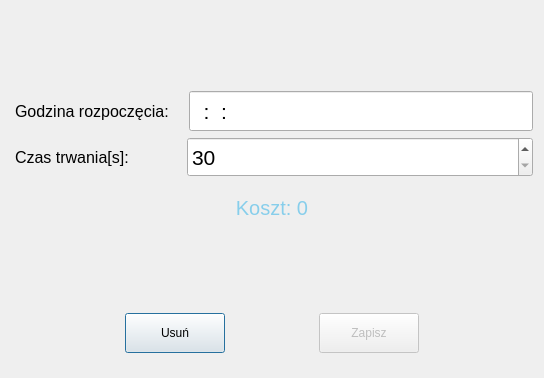
This is client/adeditordialog.ui in ZaluskiDominik/advertiser as Qt 5 draws it before an edit. The edited form follows.
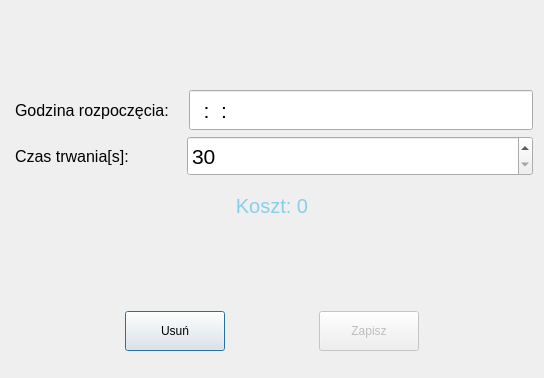
This is the edited form.

What changed in the file:
```diff
--- a/client/adeditordialog.ui
+++ b/client/adeditordialog.ui
@@ -214,7 +214,7 @@
       </sizepolicy>
      </property>
      <property name="styleSheet">
-      <string notr="true">font-size: 13px;
+      <string notr="true">font-size: 15px;
 font-weight: bold;
 color: red;</string>
      </property>
```
